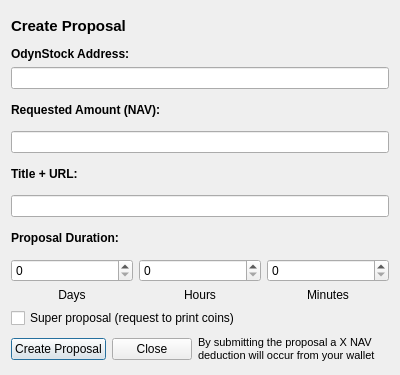
Zero-Dynamics/odynstock, file src/qt/forms/communityfundcreateproposaldialog.ui: the form before one commit.
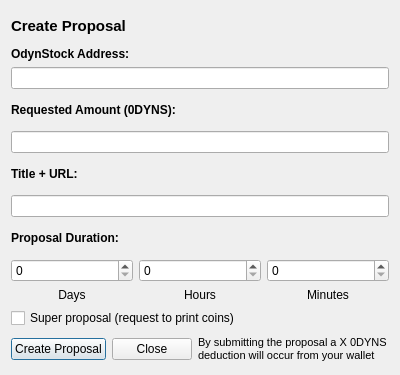
The form after the commit. Custom widgets are drawn as their Qt base class.

```diff
--- a/src/qt/forms/communityfundcreateproposaldialog.ui
+++ b/src/qt/forms/communityfundcreateproposaldialog.ui
@@ -73,7 +73,7 @@
         </font>
        </property>
        <property name="text">
-        <string>Requested Amount (NAV):</string>
+        <string>Requested Amount (0DYNS):</string>
        </property>
       </widget>
      </item>
@@ -205,7 +205,7 @@
           </font>
          </property>
          <property name="text">
-          <string>By submitting the proposal a X NAV deduction will occur from your wallet </string>
+          <string>By submitting the proposal a X 0DYNS deduction will occur from your wallet </string>
          </property>
          <property name="wordWrap">
           <bool>true</bool>
```
